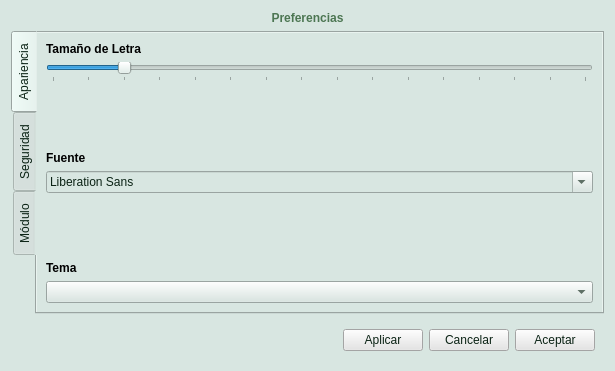
The window that client_fva/ui/ui_elements/settings.ui (luisza/dfva_client) describes before a commit, drawn with Qt 5.
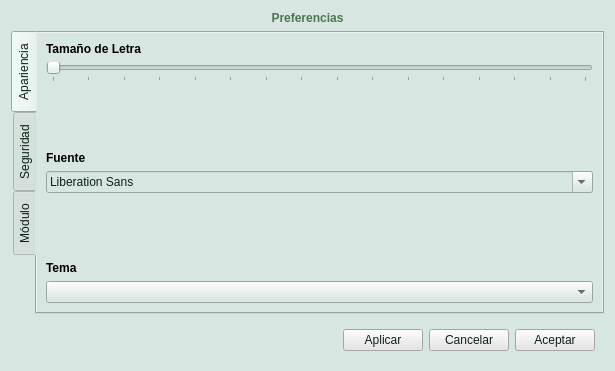
The same window after the commit.

Commit message: Changes in behaviour and general tab.

The edit to the form file:
```diff
--- a/client_fva/ui/ui_elements/settings.ui
+++ b/client_fva/ui/ui_elements/settings.ui
@@ -97,7 +97,7 @@
           <number>12</number>
          </property>
          <property name="value">
-          <number>12</number>
+          <number>10</number>
          </property>
          <property name="tracking">
           <bool>true</bool>
```
The commit also changes 6 other files.
